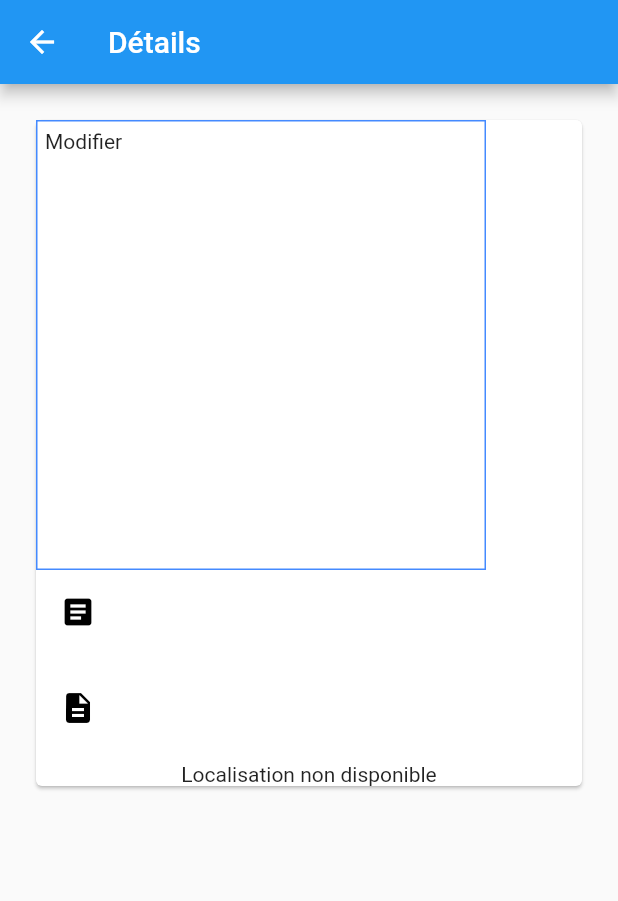
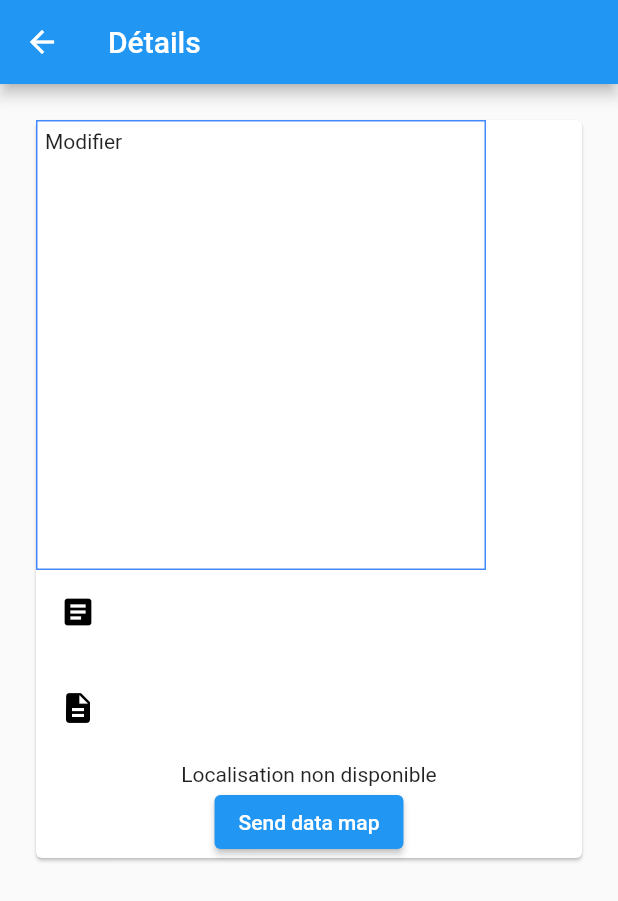
Before and after one commit to QuentFlo/expressorder, a Flutter app: the MyInfoPage screen opened directly with empty values, on a phone screen of 412 x 824 dp. Shown: the top 901 px of the screen. Run offline on Flutter 3.47's test engine with Material 2 defaults, Android fonts, the phone set to English and light mode, and no system bars; our stand-ins replace cloud_firestore, firebase_auth, firebase_core, firebase_storage, flutter_map, get and 3 more; accounts and stored records are empty.

Commit message:
add map and location

```diff
--- a/express_order/lib/user/info_user.dart
+++ b/express_order/lib/user/info_user.dart
@@ -1,6 +1,9 @@
+import 'package:express_order/pages/map.dart';
 import 'package:flutter/material.dart';
 import 'package:cloud_firestore/cloud_firestore.dart';
 import 'package:location/location.dart';
+import 'package:express_order/pages/map.dart';
+
 
 class MyInfoPage extends StatefulWidget {
   final DocumentSnapshot ds;
@@ -19,7 +22,7 @@ class _MyInfoPageState extends State<MyInfoPage> {
 
   Location location = Location();
     LocationData? locationData;
-  //late LocationData _Location;
+  LocationData? _Location;
 
   getLocation() async {
 
@@ -44,9 +47,11 @@ class _MyInfoPageState extends State<MyInfoPage> {
     }
 
     locationData = await location.getLocation();
-    if (locationData == null) {
-      return "Localisation non disponible";
-    }
+    print("cacaaaaaa");
+    print(locationData);
+    // if (locationData == null) {
+    //   return "Localisation non disponible";
+    // }
     return (locationData);
   }
 
@@ -58,14 +63,26 @@ class _MyInfoPageState extends State<MyInfoPage> {
     return qn.docs;
   }
 
+  locationhard() async {
+
+      locationData = await getLocation();
+      setState(() {
+        _Location = locationData;
+      });
+    print("hum?????");
+    print(_Location);
+  }
+
    @override
   void initState() {
     super.initState();
+
     recipeInputController =
         TextEditingController(text: widget.ds["item"]);
     nameInputController =
         TextEditingController(text: widget.ds["name"]);
     productImage = widget.ds["image"];
+    locationhard();
 
   }
 
@@ -74,7 +91,7 @@ class _MyInfoPageState extends State<MyInfoPage> {
   @override
   Widget build(BuildContext context) {
     getPost();
-    //_Location = getLocation();
+
     return Scaffold(
       appBar: AppBar(
         title: const Text('Détails'),
@@ -118,9 +135,18 @@ class _MyInfoPageState extends State<MyInfoPage> {
                 const Padding(
                   padding: EdgeInsets.only(top: 8.0),
                 ),
-
-                locationData != null ? Text(locationData!.latitude.toString() + "   " + locationData!.longitude.toString()) : const Text("Localisation non disponible")
-
+                //print(locationData)
+                _Location != null ? Text(_Location!.latitude.toString() + "   " + _Location!.longitude.toString()) : const Text("Localisation non disponible"),
+                ElevatedButton(
+                  onPressed: () {
+                    Navigator.push(context,
+                      MaterialPageRoute(
+                        builder: (context) => MyMap (location: _Location,))
+                    );
+                  },
+                  child: const Text('Send data map'),
+                  )
+                //Text(_Location!.latitude.toString() + "   " + _Location!.longitude.toString())
               ],
             ),
           ),
--- a/express_order/pubspec.yaml
+++ b/express_order/pubspec.yaml
@@ -37,6 +37,7 @@ dependencies:
   firebase_core: ^1.5.0
   firebase_auth: ^3.0.2
   location: ^4.2.0
+  flutter_map: ^0.14.0
   image_picker: ^0.8.4+2
   modal_bottom_sheet: ^2.0.0
   exif: ^3.0.0
@@ -45,6 +46,7 @@ dependencies:
   cloud_firestore: ^2.5.4
   intl: ^0.17.0
   cached_network_image: ^3.1.0
+  latlong2: ^0.8.1
 
 dev_dependencies:
   flutter_test:
```
Also changed, not shown: express_order/lib/pages/map.dart (added, +52 -0 lines), express_order/pubspec.lock.
